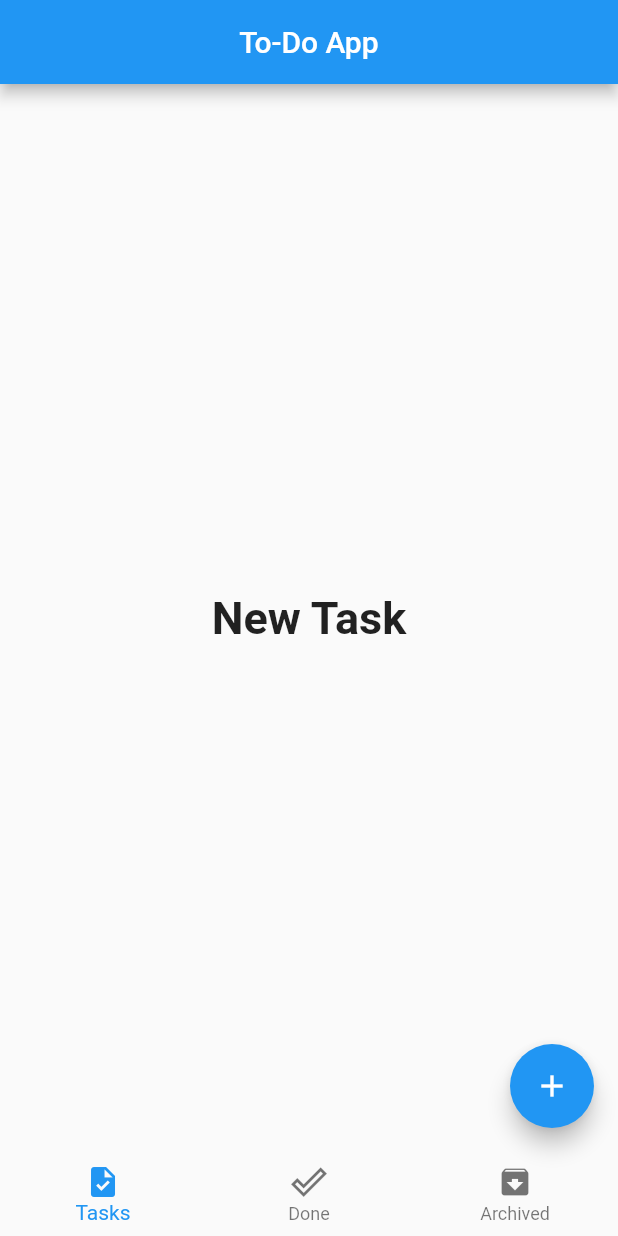
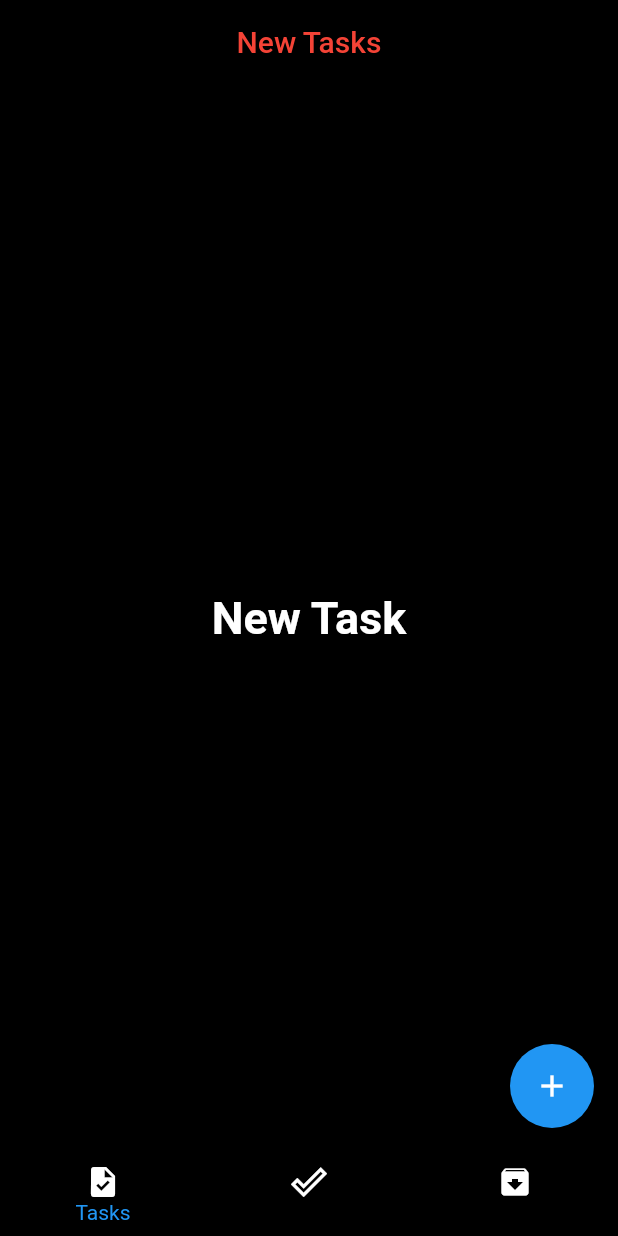
Before and after one commit to heema0rwa4/PSUT_Flutter, a Flutter app: the screen it shows after launch, on a phone screen of 412 x 824 dp. Run offline on Flutter 3.47's test engine with Material 2 defaults, Android fonts, the light colour scheme and no system bars.

Commit message:
pushing to main

```diff
--- a/lib/layout/home_layout.dart
+++ b/lib/layout/home_layout.dart
@@ -16,20 +16,56 @@ class _HomeScreenLayoutState extends State<HomeScreenLayout> {
     DoneTasksScreen(),
     ArchivedTasksScreen()
   ];
+  List<String>titles =[
+    'New Tasks',
+    'Done Tasks',
+    'Archived'
+  ];
+  List<Color> colors =[
+    Colors.red,
+    Colors.green,
+    Colors.brown,
+  ];
   @override
   Widget build(BuildContext context) {
 
     return Scaffold(
+      backgroundColor: Colors.black,
       appBar: AppBar(
+        backgroundColor: Colors.black,
         centerTitle: true,
-        title: Text('To-Do App'),
+        title: Text(titles[currentIndex],
+        style: TextStyle(
+          color: colors[currentIndex]
+        ),
+        )
       ),
       floatingActionButton: FloatingActionButton(
-        onPressed: () {},
+        onPressed: () async{
+          /// error handling with try and catch
+          // try {
+          //   var name = await getName();
+          //   print(name);
+          //     throw(' this line');
+          // }catch(error){
+          //   print('The error is at${error.toString()}');
+          //
+          // }
+          /// error handling with .then
+          // getName().then((value) {
+          //
+          //   print('strintfksf');
+          //   print(value);
+          //   throw('rrrrrrrrrrrrrr');
+          // }).catchError((error){
+          //   print('${error.toString()}');
+          // });
+        },
         child: Icon(Icons.add),
       ),
       body: currentScreen[currentIndex],
       bottomNavigationBar: BottomNavigationBar(
+        backgroundColor: Colors.black,
         type: BottomNavigationBarType.fixed,
         elevation: 0,
         currentIndex: currentIndex,
@@ -41,19 +77,24 @@ class _HomeScreenLayoutState extends State<HomeScreenLayout> {
         },
         items: [
           BottomNavigationBarItem(
-            icon: Icon(Icons.task),
+            icon: Icon(Icons.task,color: Colors.white,),
             label: 'Tasks'
           ),
           BottomNavigationBarItem(
-            icon: Icon(Icons.done_outline),
+            icon: Icon(Icons.done_outline,color: Colors.white,),
             label: 'Done'
           ),
           BottomNavigationBarItem(
-            icon: Icon(Icons.archive),
+            icon: Icon(Icons.archive,color: Colors.white,),
             label: 'Archived'
           ),
         ],
       ),
     );
+
+  }
+ Future <String> getName() async
+ {
+ return 'name';
   }
 }
--- a/lib/modules/archived_tasks/archived_screen.dart
+++ b/lib/modules/archived_tasks/archived_screen.dart
@@ -11,6 +11,7 @@ class ArchivedTasksScreen extends StatelessWidget {
         style: TextStyle(
           fontSize: 30.0,
           fontWeight: FontWeight.bold,
+            color: Colors.white
         ),
       ),
     );
--- a/lib/modules/done_tasks/done_task.dart
+++ b/lib/modules/done_tasks/done_task.dart
@@ -11,6 +11,7 @@ class DoneTasksScreen extends StatelessWidget {
         style: TextStyle(
           fontSize: 30.0,
           fontWeight: FontWeight.bold,
+            color: Colors.white
         ),
       ),
     );
--- a/lib/modules/new_tasks/new_task_screen.dart
+++ b/lib/modules/new_tasks/new_task_screen.dart
@@ -11,6 +11,7 @@ class NewTasksScreen extends StatelessWidget {
         style: TextStyle(
           fontSize: 30.0,
           fontWeight: FontWeight.bold,
+          color: Colors.white
         ),
       ),
     );
--- a/pubspec.yaml
+++ b/pubspec.yaml
@@ -31,6 +31,8 @@ environment:
 dependencies:
   flutter:
     sdk: flutter
+
+  sqflite: ^2.2.0+3
 
 
   # The following adds the Cupertino Icons font to your application.
```
Also changed, not shown: pubspec.lock.
